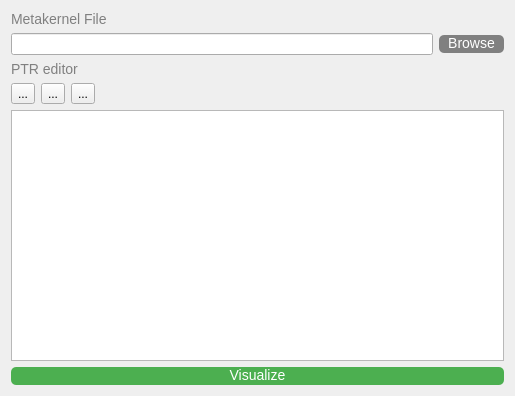
Before: the Qt Designer form ui/design/qtcreator/ptr-editor.ui in esaSPICEservice/ess-plugin, drawn with Qt 5.
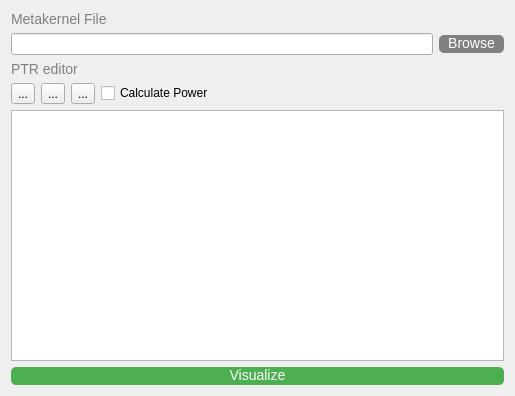
After: the same form once the commit is applied. Icons and pictures are not drawn.

Commit message: Power charts

```diff
--- a/ui/design/qtcreator/ptr-editor.ui
+++ b/ui/design/qtcreator/ptr-editor.ui
@@ -113,6 +113,13 @@
        </property>
       </widget>
      </item>
+     <item>
+      <widget class="QCheckBox" name="powerCheck">
+       <property name="text">
+        <string>Calculate Power</string>
+       </property>
+      </widget>
+     </item>
      <item>
       <spacer name="horizontalSpacer">
        <property name="orientation">
```
Left out of the diff: 12 changed lines with no effect on the pictures. Lines whose indentation alone changed are shown as unchanged. The commit also changes 10 other files.
